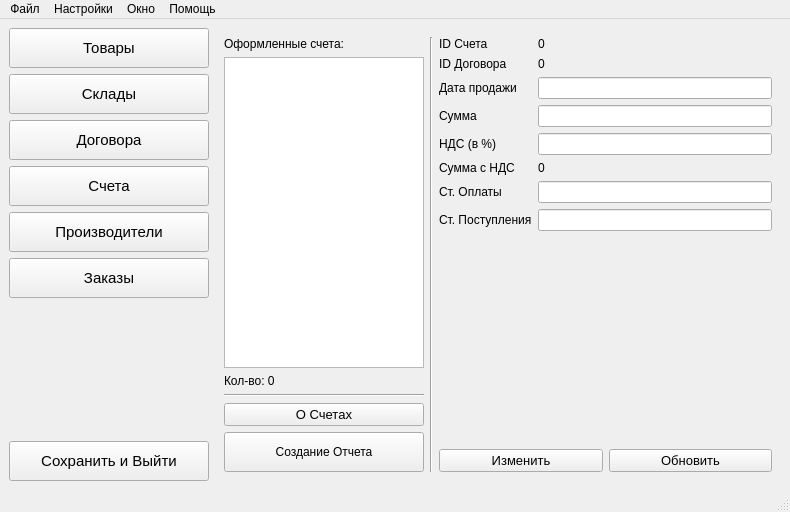
Before: the Qt Designer form res/main_view.ui in erhoof/db_looker_u_t6_course_work, drawn with Qt 5.
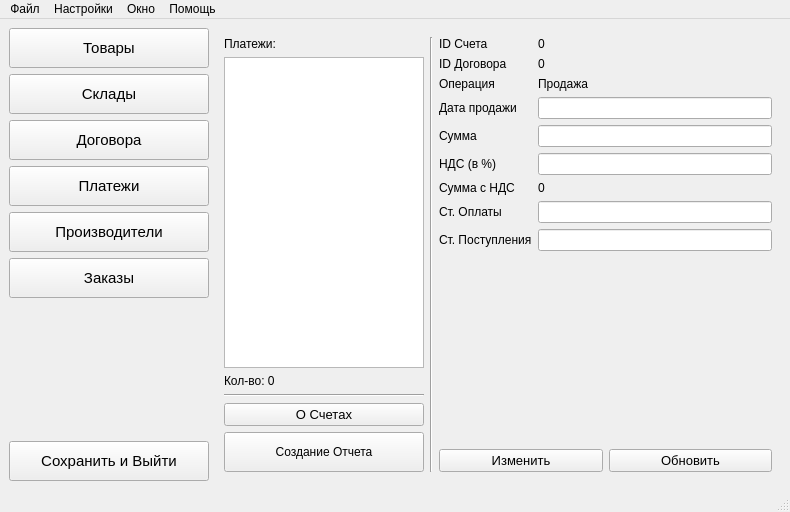
After: the same form once the commit is applied. The open tabs and pages were chosen to show the change. Icons and pictures are not drawn.

Commit message: UI: some main view fixes

```diff
--- a/res/main_view.ui
+++ b/res/main_view.ui
@@ -118,7 +118,7 @@
          </font>
         </property>
         <property name="text">
-         <string>Счета</string>
+         <string>Платежи</string>
         </property>
         <property name="icon">
          <iconset>
@@ -994,7 +994,7 @@
           <item>
            <widget class="QLabel" name="label_36">
             <property name="text">
-             <string>Оформленные счета:</string>
+             <string>Платежи:</string>
             </property>
            </widget>
           </item>
@@ -1108,70 +1108,84 @@
               </property>
              </widget>
             </item>
-            <item row="2" column="0">
+            <item row="3" column="0">
              <widget class="QLabel" name="label_42">
               <property name="text">
                <string>Дата продажи</string>
               </property>
              </widget>
             </item>
-            <item row="2" column="1">
+            <item row="3" column="1">
              <widget class="QLineEdit" name="_4_lineEdit_sell_date"/>
             </item>
-            <item row="3" column="0">
+            <item row="4" column="0">
              <widget class="QLabel" name="label_43">
               <property name="text">
                <string>Сумма</string>
               </property>
              </widget>
             </item>
-            <item row="3" column="1">
+            <item row="4" column="1">
              <widget class="QLineEdit" name="_4_lineEdit_price"/>
             </item>
-            <item row="4" column="0">
+            <item row="5" column="0">
              <widget class="QLabel" name="label_44">
               <property name="text">
                <string>НДС (в %)</string>
               </property>
              </widget>
             </item>
-            <item row="4" column="1">
+            <item row="5" column="1">
              <widget class="QLineEdit" name="_4_lineEdit_VAT"/>
             </item>
-            <item row="5" column="0">
+            <item row="6" column="0">
              <widget class="QLabel" name="label_45">
               <property name="text">
                <string>Сумма с НДС</string>
               </property>
              </widget>
             </item>
-            <item row="5" column="1">
+            <item row="6" column="1">
              <widget class="QLabel" name="_4_label_price_with_VAT">
               <property name="text">
                <string>0</string>
               </property>
              </widget>
             </item>
-            <item row="6" column="0">
+            <item row="7" column="0">
              <widget class="QLabel" name="label_47">
               <property name="text">
                <string>Ст. Оплаты</string>
               </property>
              </widget>
             </item>
-            <item row="6" column="1">
+            <item row="7" column="1">
              <widget class="QLineEdit" name="_4_lineEdit_pay_status"/>
             </item>
-            <item row="7" column="0">
+            <item row="8" column="0">
              <widget class="QLabel" name="label_48">
               <property name="text">
                <string>Ст. Поступления</string>
               </property>
              </widget>
             </item>
-            <item row="7" column="1">
+            <item row="8" column="1">
              <widget class="QLineEdit" name="_4_lineEdit_income_check"/>
             </item>
+            <item row="2" column="0">
+             <widget class="QLabel" name="label_13">
+              <property name="text">
+               <string>Операция</string>
+              </property>
+             </widget>
+            </item>
+            <item row="2" column="1">
+             <widget class="QLabel" name="_4_label_type">
+              <property name="text">
+               <string>Продажа</string>
+              </property>
+             </widget>
+            </item>
            </layout>
           </item>
           <item>
```
Left out of the diff: 4 changed lines with no effect on the pictures.
